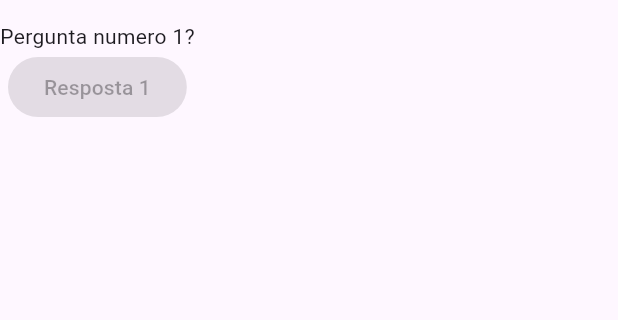
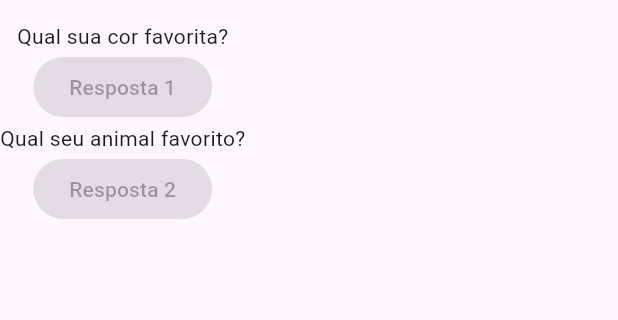
Before and after one commit to victoricoma/ddm_flutter_b, a Flutter app: the screen it shows after launch, on a phone screen of 412 x 824 dp, the part 63-383 px from its top. Run offline on Flutter 3.47's test engine with Material 3 defaults, Android fonts, the phone set to English and light mode, and no system bars.

Commit message:
Aula2603 Finalização de Vetores visuais

```diff
--- a/perguntas/lib/main.dart
+++ b/perguntas/lib/main.dart
@@ -6,6 +6,7 @@ void main() {
 
 class PerguntaApp extends StatelessWidget {
   Widget build(BuildContext context) {
+    final perguntas = ['Qual sua cor favorita?', 'Qual seu animal favorito?'];
     return MaterialApp(
         home: Scaffold(
       appBar: AppBar(
@@ -13,11 +14,10 @@ class PerguntaApp extends StatelessWidget {
       ),
       body: Column(
         children: [
-          Text('Pergunta numero 1?'),
-          ElevatedButton(
-            onPressed: null,
-            child: const Text('Resposta 1')
-            )
+          Text(perguntas[0]),
+          ElevatedButton(onPressed: null, child: const Text('Resposta 1')),
+          Text(perguntas[1]),
+          ElevatedButton(onPressed: null, child: const Text('Resposta 2'))
         ],
       ),
     ));
```
